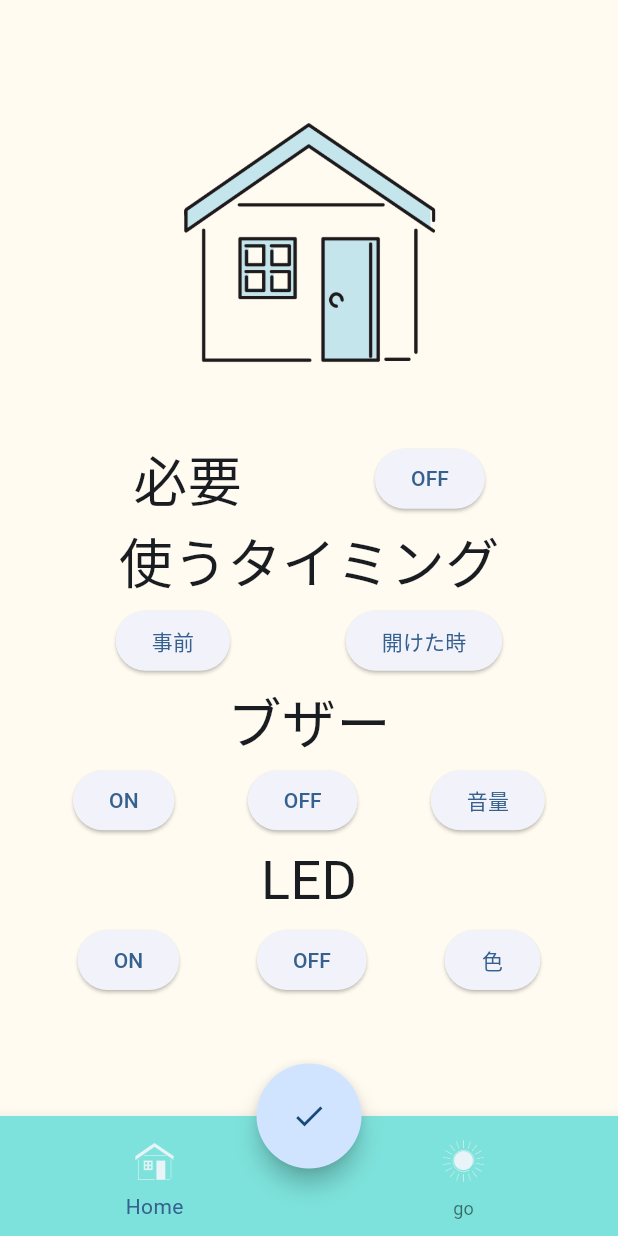
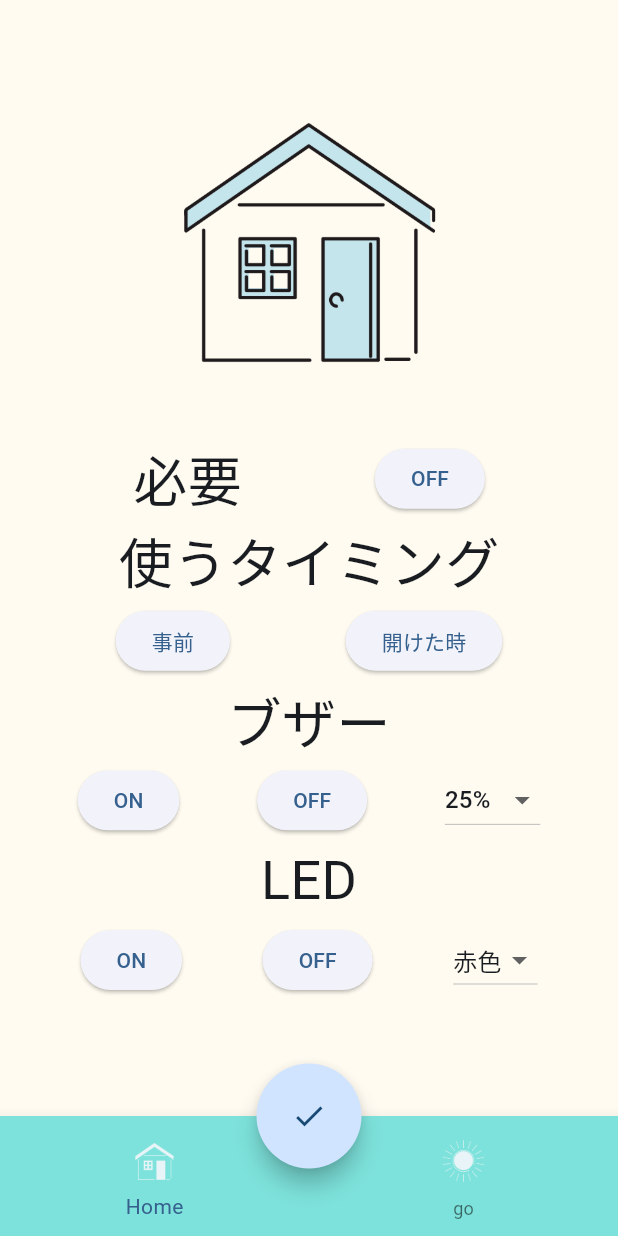
Before and after one commit to haruna1256/tech_seeker_2023, a Flutter app: the screen it shows after launch, after a tap on "自分が部屋に居る時", on a phone screen of 412 x 824 dp. Run offline on Flutter 3.47's test engine with Material 2 defaults, Android fonts, the phone set to English and light mode, and no system bars.

Commit message:
add ドロップダウンリスト

```diff
--- a/lib/go.dart
+++ b/lib/go.dart
@@ -4,6 +4,8 @@ import 'package:tech_seeker_2023/attack.dart';
 import 'package:tech_seeker_2023/room.dart';
 
 class GotoPage extends StatefulWidget {
+  const GotoPage({super.key});
+
   @override
   State<StatefulWidget> createState() {
     return GoPageState();
@@ -132,7 +134,7 @@ class GoPageState extends State {
             } else if (index == 1) {
               // go アイコンが押されたときの処理
               Navigator.push(
-                  context, MaterialPageRoute(builder: (context) => GotoPage()));
+                  context, MaterialPageRoute(builder: (context) => const GotoPage()));
               // 他の処理を追加
             }
           },
--- a/lib/main.dart
+++ b/lib/main.dart
@@ -134,7 +134,7 @@ class _MyHomePageState extends State<MyHomePage> {
                           fontSize: 20
                       ),)),),*/
 
-              Padding(padding: const EdgeInsets.only(top: 100, bottom: 100)
+              Padding(padding: const EdgeInsets.only(top: 160, bottom: 100)
                 , child: ElevatedButton(
                     style: OutlinedButton.styleFrom(
                       minimumSize: const Size(160, 60),
@@ -146,7 +146,7 @@ class _MyHomePageState extends State<MyHomePage> {
                     ),
                     onPressed: () {
                       Navigator.push(context,
-                          MaterialPageRoute(builder: (context) => GotoPage()));
+                          MaterialPageRoute(builder: (context) => const GotoPage()));
                     },
                     child: const Text("自分が外に居る時",
                       style: TextStyle(
@@ -172,7 +172,7 @@ class _MyHomePageState extends State<MyHomePage> {
                       style: TextStyle(
                           fontSize: 18
                       ),)),),
-              Padding(padding: const EdgeInsets.only(top: 220,right:30,left:30)
+              Padding(padding: const EdgeInsets.only(top: 190,right:30,left:30)
                 ,
                 child: Row(
                     mainAxisAlignment: MainAxisAlignment.spaceEvenly, children:[
--- a/lib/peace.dart
+++ b/lib/peace.dart
@@ -4,6 +4,8 @@ import 'package:tech_seeker_2023/room.dart';
 
 
 class PeacePage extends StatefulWidget {
+  const PeacePage({super.key});
+
   @override
   State<StatefulWidget> createState() {
     return PeacePageState();
@@ -106,7 +108,7 @@ class PeacePageState extends State {
             } else if (index == 1) {
               // go アイコンが押されたときの処理
               Navigator.push(
-                  context, MaterialPageRoute(builder: (context) => GotoPage()));
+                  context, MaterialPageRoute(builder: (context) => const GotoPage()));
               // 他の処理を追加
             }
           },
--- a/lib/room.dart
+++ b/lib/room.dart
@@ -14,7 +14,8 @@ class RoomPage extends StatefulWidget {
 
 class RoomPageState extends State {
   final TextEditingController controller = TextEditingController();
-
+  String? ledColor = '赤色';
+  String?  buzzerVolume = '25';
 
   @override
   Widget build(BuildContext context) {
@@ -56,7 +57,31 @@ class RoomPageState extends State {
             Row(mainAxisAlignment: MainAxisAlignment.spaceEvenly, children: [
               ElevatedButton(onPressed: () {}, child: const Text('ON')),
               ElevatedButton(onPressed: () {}, child: const Text('OFF')),
-              ElevatedButton(onPressed: () {}, child: const Text('音量')),
+              DropdownButton(items: const[
+                DropdownMenuItem(
+                  value: '25',
+                  child:  Text('25%'),
+                ),
+                DropdownMenuItem(
+                  value: '50',
+                  child:  Text('50%'),
+                ),
+                DropdownMenuItem(
+                  value: '75',
+                  child:  Text('75%'),
+                ),
+                DropdownMenuItem(
+                  value: '100',
+                  child:  Text('100%'),
+                ),
+              ],
+                onChanged: (String? value){
+                setState(() {
+                  buzzerVolume = value;
+                });
+              },
+                value: buzzerVolume,
+              )
             ]),
             const Text('LED',
                 style: TextStyle(
@@ -66,7 +91,28 @@ class RoomPageState extends State {
               ,child:Row(mainAxisAlignment: MainAxisAlignment.spaceEvenly, children: [
                 ElevatedButton(onPressed: () {}, child: const Text('ON')),
                 ElevatedButton(onPressed: () {}, child: const Text('OFF')),
-                ElevatedButton(onPressed: () {}, child: const Text('色')),
+                DropdownButton(
+                    items: const[
+                      DropdownMenuItem(
+                        value: '赤色',
+                        child:  Text('赤色'),
+                      ),
+                      DropdownMenuItem(
+                        value: '青色',
+                        child:  Text('青色'),
+                      ),
+                      DropdownMenuItem(
+                        value: '黄色',
+                        child:  Text('黄色'),
+                      ),
+                    ],
+                   onChanged: (String? value){
+                      setState(() {
+                        ledColor = value;
+                      });
+                   },
+                    value: ledColor,
+                )
               ]),
             ),
           ],
@@ -119,7 +165,7 @@ class RoomPageState extends State {
             } else if (index == 1) {
               // go アイコンが押されたときの処理
               Navigator.push(
-                  context, MaterialPageRoute(builder: (context) => GotoPage()));
+                  context, MaterialPageRoute(builder: (context) => const GotoPage()));
               // 他の処理を追加
             }
           },
```
